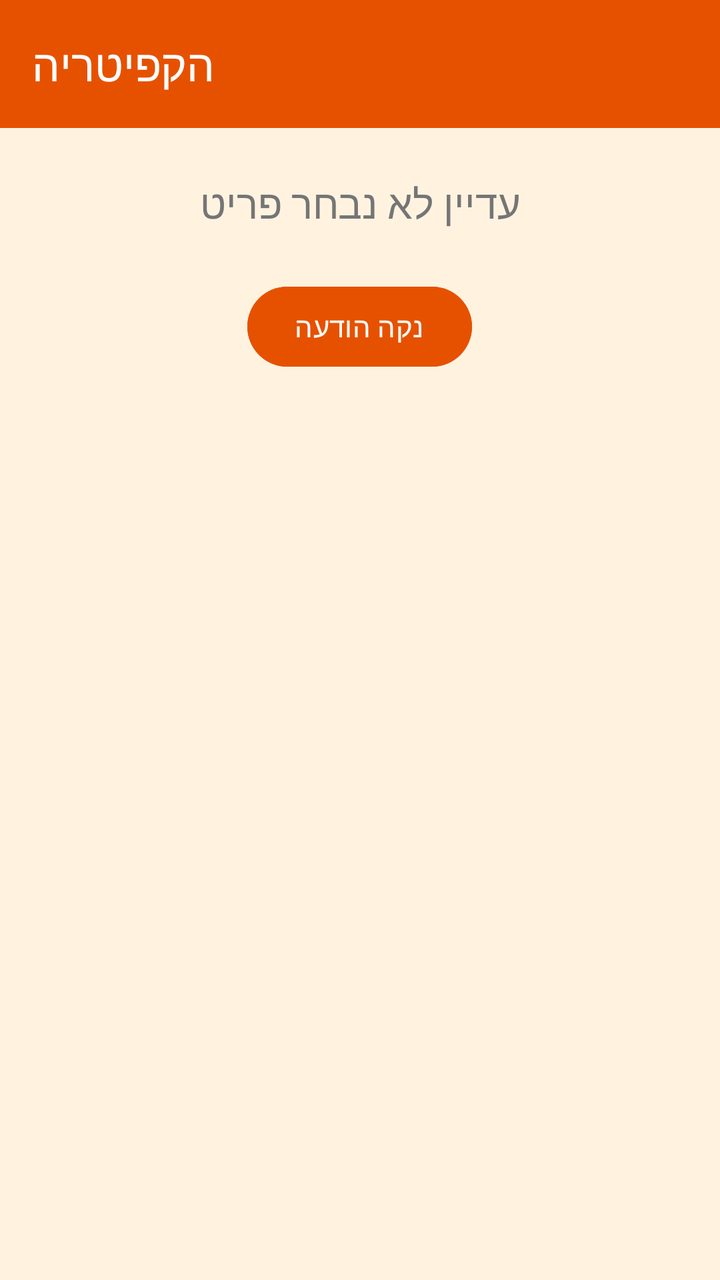
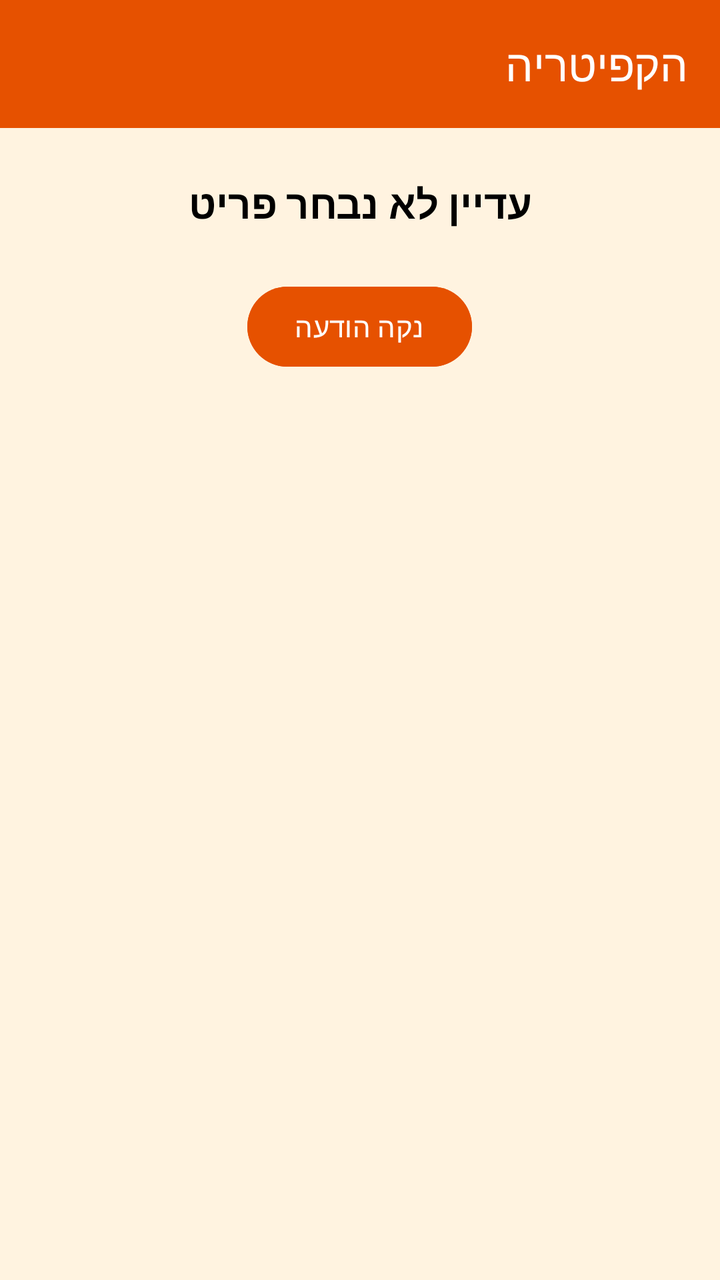

Compare the two renders of this Android layout. The source of the first and the diff that turns it into the second are given below.
<!-- AndroidManifest.xml: application theme Theme.CafeteriaApp -->
<!-- res/layout/activity_home.xml -->
<?xml version="1.0" encoding="utf-8"?>
<LinearLayout xmlns:android="http://schemas.android.com/apk/res/android"
    xmlns:app="http://schemas.android.com/apk/res-auto"
    android:id="@+id/main"
    android:layout_width="match_parent"
    android:layout_height="match_parent"
    android:orientation="vertical"
    android:background="@color/cream">

    <com.google.android.material.appbar.MaterialToolbar
        android:id="@+id/toolbar"
        android:layout_width="match_parent"
        android:layout_height="?attr/actionBarSize"
        android:background="@color/orange"
        android:theme="@style/ThemeOverlay.Material3.Dark.ActionBar"
        app:title="הקפיטריה"
        app:titleTextColor="@color/white" />

    <TextView
        android:id="@+id/tvStatus"
        android:layout_width="match_parent"
        android:layout_height="wrap_content"
        android:layout_margin="24dp"
        android:gravity="center"
        android:text="עדיין לא נבחר פריט"
        android:textSize="20sp"
        android:textColor="@color/gray" />

    <Button
        android:id="@+id/btnClear"
        android:layout_width="wrap_content"
        android:layout_height="wrap_content"
        android:layout_gravity="center_horizontal"
        android:text="נקה הודעה"
        android:backgroundTint="@color/orange" />

</LinearLayout>
<!-- resources referenced by this layout -->
<resources>
  <color name="cream">#FFF3E0</color>
  <color name="gray">#757575</color>
  <color name="orange">#E65100</color>
  <color name="white">#FFFFFFFF</color>
  <style name="Theme.CafeteriaApp" parent="Base.Theme.CafeteriaApp" />
  <style name="Base.Theme.CafeteriaApp" parent="Theme.Material3.DayNight.NoActionBar">
          
          
      </style>
</resources>

<!-- the commit's change to res/layout/activity_home.xml (unified diff, before → after) -->
@@ -5,6 +5,7 @@
     android:layout_width="match_parent"
     android:layout_height="match_parent"
     android:orientation="vertical"
+    android:layoutDirection="rtl"
     android:background="@color/cream">
 
     <com.google.android.material.appbar.MaterialToolbar
@@ -13,6 +14,7 @@
         android:layout_height="?attr/actionBarSize"
         android:background="@color/orange"
         android:theme="@style/ThemeOverlay.Material3.Dark.ActionBar"
+        app:popupTheme="@style/ThemeOverlay.Material3.Light"
         app:title="הקפיטריה"
         app:titleTextColor="@color/white" />
 
@@ -21,10 +23,12 @@
         android:layout_width="match_parent"
         android:layout_height="wrap_content"
         android:layout_margin="24dp"
+        android:layout_marginTop="48dp"
         android:gravity="center"
         android:text="עדיין לא נבחר פריט"
         android:textSize="20sp"
-        android:textColor="@color/gray" />
+        android:textColor="@color/black"
+        android:textStyle="bold" />
 
     <Button
         android:id="@+id/btnClear"
<!-- resource entries referenced after the edit -->
@@ -1,7 +1,7 @@
 <!-- resources referenced by this layout -->
 <resources>
+  <color name="black">#FF000000</color>
   <color name="cream">#FFF3E0</color>
-  <color name="gray">#757575</color>
   <color name="orange">#E65100</color>
   <color name="white">#FFFFFFFF</color>
   <style name="Theme.CafeteriaApp" parent="Base.Theme.CafeteriaApp" />
